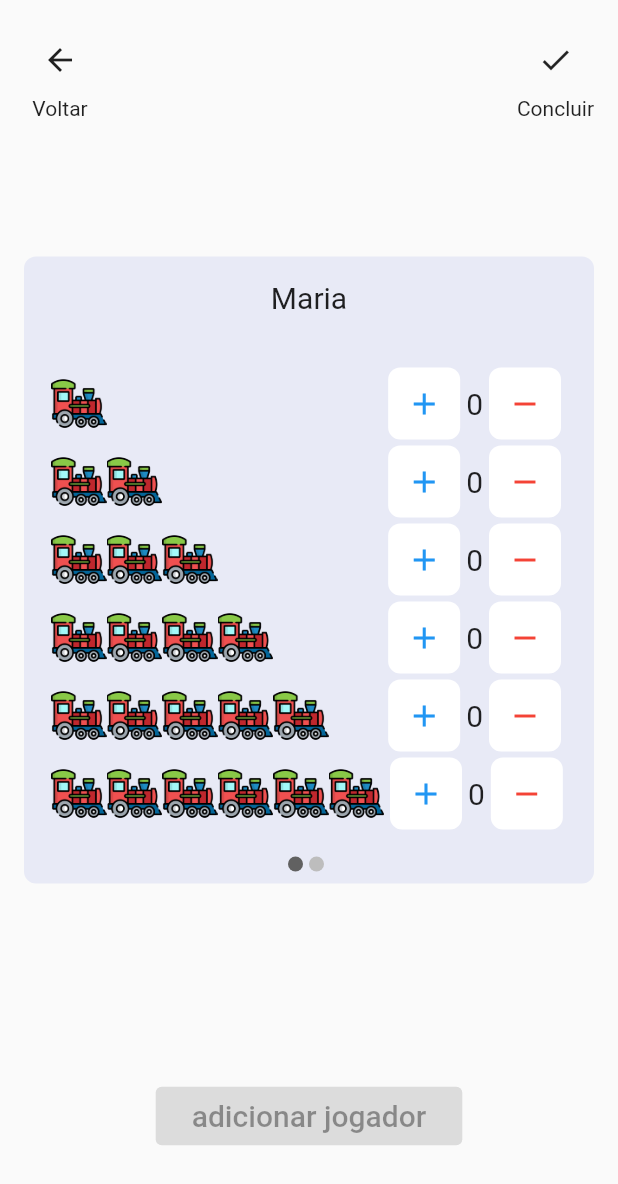
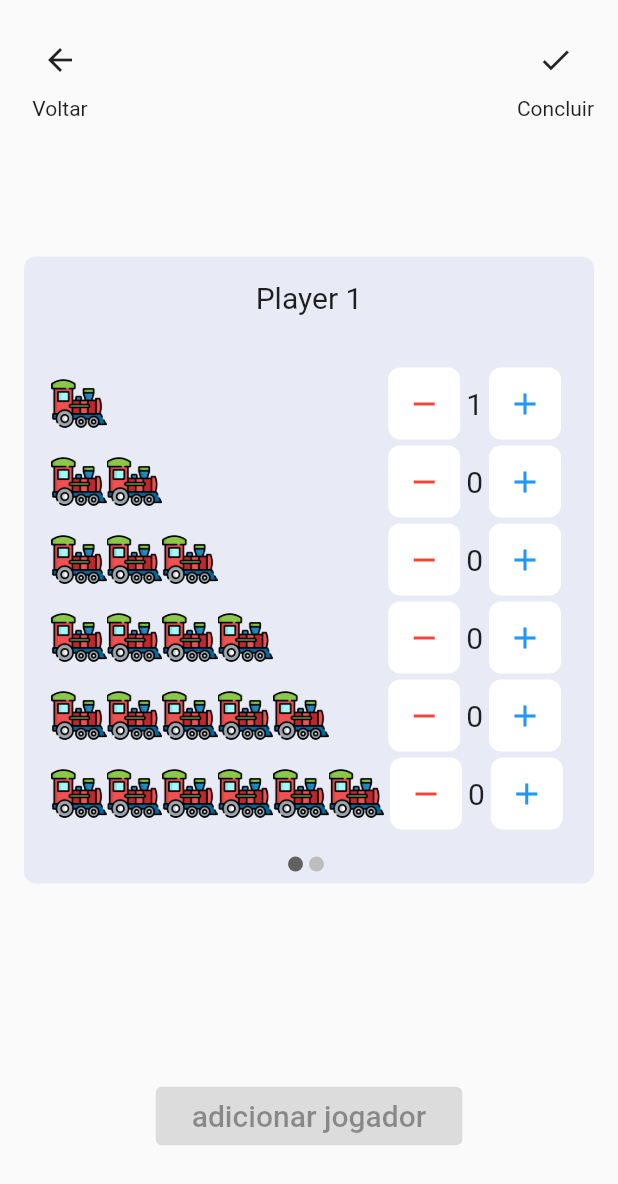
Before and after one commit to DevAlePeppermint/projeto_final, a Flutter app: the TicketToRideScore screen opened by its route, after a tap on the "add" icon, on a phone screen of 412 x 824 dp. Shown: the top 1184 px of the screen. Run offline on Flutter 3.47's test engine with Material 2 defaults, Android fonts, the phone set to English and light mode, and no system bars; drawn by our look-alikes of carousel_slider.

Commit message:
Cria contador

```diff
--- a/lib/pages/games/ticket_to_ride/components/train_counter.dart
+++ b/lib/pages/games/ticket_to_ride/components/train_counter.dart
@@ -10,27 +10,53 @@ class TrainCounter extends StatefulWidget {
 }
 
 class _TrainCounterState extends State<TrainCounter> {
+  void countPoint (int points, String operation) {
+    debugPrint(points.toString());
+  }
+
   @override
   Widget build(BuildContext context) {
     return Padding(
       padding: const EdgeInsets.all(16),
-      child: Container(
-        child: const Column(
+      child: Column(
         mainAxisAlignment: MainAxisAlignment.spaceBetween,
         children: [
-            TextSecondary(text: 'Maria'),
+          const TextSecondary(text: 'Player 1'),
           Column(
             children: [
-                TrainRow(trainsUnits: 1,),
-                TrainRow(trainsUnits: 2,),
-                TrainRow(trainsUnits: 3,),
-                TrainRow(trainsUnits: 4,),
-                TrainRow(trainsUnits: 5,),
-                TrainRow(trainsUnits: 6,),
+              TrainRow(
+                trainsUnits: 1,
+                onPlus: () => countPoint(1, 'plus'),
+                onDown: () => countPoint(1, 'down')
+              ),
+              TrainRow(
+                trainsUnits: 2,
+                onPlus: () => countPoint(2, 'plus'),
+                onDown: () => countPoint(2, 'down')
+              ),
+              TrainRow(
+                trainsUnits: 3,
+                onPlus: () => countPoint(3, 'plus'),
+                onDown: () => countPoint(3, 'down')
+              ),
+              TrainRow(
+                trainsUnits: 4,
+                onPlus: () => countPoint(4, 'plus'),
+                onDown: () => countPoint(4, 'down')
+              ),
+              TrainRow(
+                trainsUnits: 5,
+                onPlus: () => countPoint(5, 'plus'),
+                onDown: () => countPoint(5, 'down')
+              ),
+              TrainRow(
+                trainsUnits: 6,
+                onPlus: () => countPoint(6, 'plus'),
+                onDown: () => countPoint(6, 'down')
+              ),
             ],
-            ) // falta deixar editavel
+          )
         ],
-        ),
       ),
     );
   }
--- a/lib/pages/games/ticket_to_ride/components/train_row.dart
+++ b/lib/pages/games/ticket_to_ride/components/train_row.dart
@@ -1,13 +1,30 @@
 import 'package:flutter/material.dart';
 import '../../../../components/text_secondary.dart';
 
-class TrainRow extends StatelessWidget {
+class TrainRow extends StatefulWidget {
   final int trainsUnits;
+  final Function() onPlus;
+  final Function() onDown;
 
   const TrainRow({
     super.key,
-    required this.trainsUnits
+    required this.trainsUnits,
+    required this.onPlus,
+    required this.onDown,
   });
+
+  @override
+  State<TrainRow> createState() => _TrainRowState();
+}
+
+class _TrainRowState extends State<TrainRow> {
+  int points = 0;
+
+  void onClickPlus () {
+    setState(() {
+      points = points + 1;
+    });
+  }
 
   @override
   Widget build(BuildContext context) {
@@ -15,36 +32,37 @@ class TrainRow extends StatelessWidget {
       padding: const EdgeInsets.all(2),
       child: Row(
         children: [
-          for (var i = 0; i < trainsUnits; i++)
+          for (var i = 0; i < widget.trainsUnits; i++)
             SizedBox(
               height: 37,
               width: 37,
               child: Image.asset('lib/assets/trem-de-brinquedo.png')
             ),
-          Spacer(),
+          const Spacer(),
           Container(
-            margin: EdgeInsets.symmetric(horizontal: 4),
-            decoration: BoxDecoration(
-              color: Colors.white,
-              borderRadius: BorderRadius.circular(8),
-            ),
-            child: IconButton(
-              onPressed: () {},
-              icon: Icon(Icons.add, color: Colors.blue)
-            )
-          ),
-          TextSecondary(text:'0'),
-          Container(
-            margin: EdgeInsets.symmetric(horizontal: 4),
+            margin: const EdgeInsets.symmetric(horizontal: 4),
             decoration: BoxDecoration(
               color: Colors.white,
               borderRadius: BorderRadius.circular(8),
             ),
             child: IconButton(
               focusColor: Colors.pink.withOpacity(0.3),
-              onPressed: () {},
-              icon: Icon(Icons.remove,  color: Colors.red)
+              onPressed: widget.onDown,
+              icon: const Icon(Icons.remove,  color: Colors.red)
             )
+          ),
+          TextSecondary(text: points.toString()),
+          Container(
+            margin: const EdgeInsets.symmetric(horizontal: 4),
+            decoration: BoxDecoration(
+              color: Colors.white,
+              borderRadius: BorderRadius.circular(8),
+            ),
+            child: IconButton(
+              onPressed: onClickPlus,
+              icon: const Icon(Icons.add, color: Colors.blue)
+            )
+
           )
         ],
       ),
```
Lines whose indentation alone changed are shown as unchanged.
